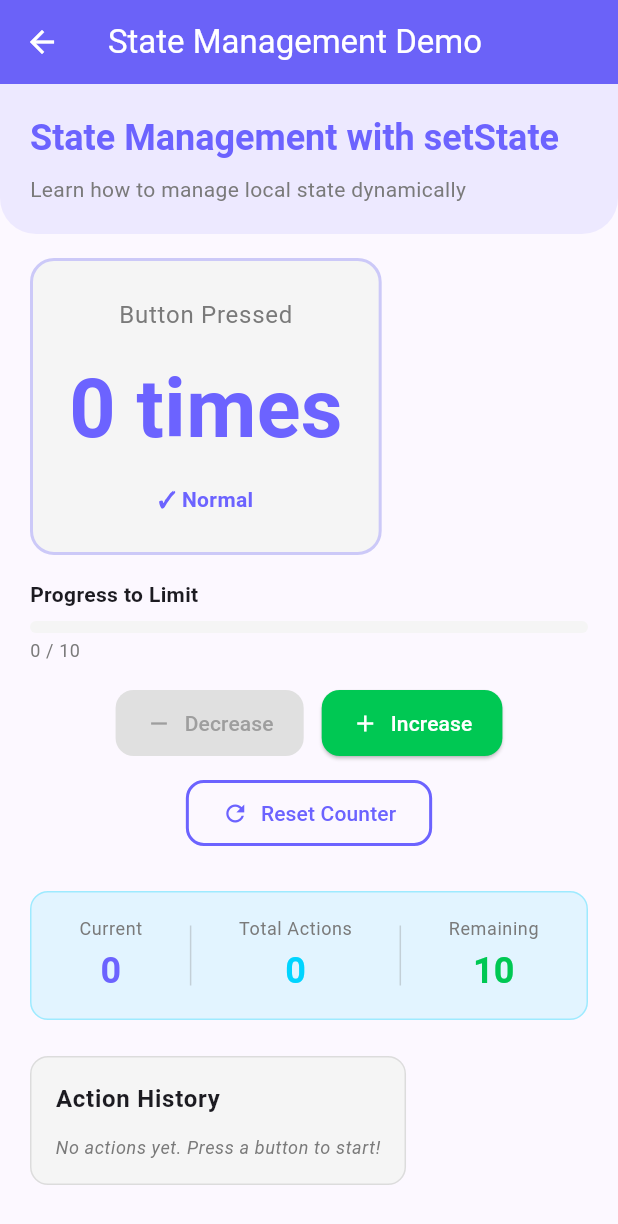
After one commit to kalviumcommunity/S86-0126-TripleCharm-Building-smart-mobile-experience-with-Flutter-and-Firebase-EduTrack, a Flutter app: the StateManagementDemo screen opened by its route, on a phone screen of 412 x 824 dp. The commit adds this screen. Shown: the top 1224 px of the screen. Run offline on Flutter 3.47's test engine with Material 3 defaults, Android fonts, the phone set to English and light mode, and no system bars; our stand-ins replace cloud_firestore, firebase_auth, firebase_core; accounts and stored records are empty.

Commit message:
feat: implemented local state management using setState with counter demo

```diff
--- a/edutrack/lib/main.dart
+++ b/edutrack/lib/main.dart
@@ -9,6 +9,7 @@ import 'screens/profile_screen.dart';
 import 'screens/responsive_layout.dart';
 import 'screens/scrollable_views.dart';
 import 'screens/user_input_form.dart';
+import 'screens/state_management_demo.dart';
 
 void main() async {
   // Ensure Flutter bindings are initialized
@@ -60,6 +61,7 @@ class MyApp extends StatelessWidget {
         '/welcome': (context) => const WelcomeScreen(),
         '/demo': (context) => const StatelessStatefulDemoScreen(),
         '/user-input': (context) => const UserInputForm(),
+        '/state-management': (context) => const StateManagementDemo(),
       },
     );
   }
--- a/edutrack/lib/screens/home_screen.dart
+++ b/edutrack/lib/screens/home_screen.dart
@@ -143,6 +143,21 @@ class HomeScreen extends StatelessWidget {
                   ),
                 ),
               ),
+              const SizedBox(height: 16),
+              OutlinedButton.icon(
+                onPressed: () {
+                  Navigator.pushNamed(context, '/state-management');
+                },
+                icon: const Icon(Icons.show_chart),
+                label: const Text('State Management Demo'),
+                style: OutlinedButton.styleFrom(
+                  foregroundColor: Colors.teal,
+                  padding: const EdgeInsets.symmetric(
+                    horizontal: 32,
+                    vertical: 16,
+                  ),
+                ),
+              ),
             ],
           ),
         ),
--- /dev/null
+++ b/edutrack/lib/screens/state_management_demo.dart
@@ -0,0 +1,544 @@
+import 'package:flutter/material.dart';
+
+// Color constants for consistent theming
+const Color kPrimaryColor = Color(0xFF6C63FF);
+const Color kSecondaryColor = Color(0xFF00D4FF);
+const Color kSuccessColor = Color(0xFF00C853);
+const Color kErrorColor = Color(0xFFD32F2F);
+const Color kWarningColor = Color(0xFFFFA726);
+const Color kTextPrimaryColor = Color(0xFF2C2C2C);
+const Color kTextSecondaryColor = Color(0xFF7A7A7A);
+const Color kNeutralColor = Color(0xFFF5F5F5);
+
+class StateManagementDemo extends StatefulWidget {
+  const StateManagementDemo({super.key});
+
+  @override
+  State<StateManagementDemo> createState() => _StateManagementDemoState();
+}
+
+class _StateManagementDemoState extends State<StateManagementDemo> {
+  // Local state variables
+  int _counter = 0;
+  int _history = 0;
+  bool _isMaxReached = false;
+  List<String> _actionLog = [];
+
+  // Constants for thresholds
+  static const int _MAX_COUNT = 10;
+  static const int _WARNING_THRESHOLD = 5;
+
+  /// Increment counter and update state
+  void _incrementCounter() {
+    setState(() {
+      if (_counter < _MAX_COUNT) {
+        _counter++;
+        _history++;
+        _actionLog.add('Incremented to $_counter');
+        _checkThreshold();
+      } else {
+        _isMaxReached = true;
+        _actionLog.add('Max count reached! (limit: $_MAX_COUNT)');
+      }
+    });
+  }
+
+  /// Decrement counter and update state
+  void _decrementCounter() {
+    setState(() {
+      if (_counter > 0) {
+        _counter--;
+        _actionLog.add('Decremented to $_counter');
+        _checkThreshold();
+      }
+    });
+  }
+
+  /// Reset counter to 0
+  void _resetCounter() {
+    setState(() {
+      _counter = 0;
+      _isMaxReached = false;
+      _actionLog.clear();
+      _actionLog.add('Counter reset to 0');
+    });
+  }
+
+  /// Check if threshold has been crossed
+  void _checkThreshold() {
+    _isMaxReached = _counter >= _MAX_COUNT;
+  }
+
+  /// Get background color based on counter value
+  Color _getBackgroundColor() {
+    if (_counter >= _WARNING_THRESHOLD) {
+      return kSuccessColor.withOpacity(0.1);
+    }
+    return kNeutralColor;
+  }
+
+  /// Get counter text color based on value
+  Color _getCounterTextColor() {
+    if (_counter >= _MAX_COUNT) {
+      return kErrorColor;
+    } else if (_counter >= _WARNING_THRESHOLD) {
+      return kSuccessColor;
+    }
+    return kPrimaryColor;
+  }
+
+  /// Get progress bar color based on counter value
+  Color _getProgressBarColor() {
+    if (_counter >= _MAX_COUNT) {
+      return kErrorColor;
+    } else if (_counter >= _WARNING_THRESHOLD) {
+      return kWarningColor;
+    }
+    return kPrimaryColor;
+  }
+
+  /// Build header section with title
+  Widget _buildHeaderSection() {
+    return Container(
+      width: double.infinity,
+      padding: const EdgeInsets.all(20),
+      decoration: BoxDecoration(
+        color: kPrimaryColor.withOpacity(0.1),
+        borderRadius: const BorderRadius.only(
+          bottomLeft: Radius.circular(24),
+          bottomRight: Radius.circular(24),
+        ),
+      ),
+      child: Column(
+        crossAxisAlignment: CrossAxisAlignment.start,
+        children: [
+          Text(
+            'State Management with setState',
+            style: Theme.of(context).textTheme.headlineSmall?.copyWith(
+                  color: kPrimaryColor,
+                  fontWeight: FontWeight.bold,
+                ) ?? const TextStyle(fontSize: 20, fontWeight: FontWeight.bold),
+          ),
+          const SizedBox(height: 8),
+          Text(
+            'Learn how to manage local state dynamically',
+            style: Theme.of(context).textTheme.bodyMedium?.copyWith(
+                  color: kTextSecondaryColor,
+                ) ?? const TextStyle(fontSize: 14, color: kTextSecondaryColor),
+          ),
+        ],
+      ),
+    );
+  }
+
+  /// Build counter display section
+  Widget _buildCounterDisplay() {
+    return Container(
+      margin: const EdgeInsets.symmetric(horizontal: 20, vertical: 16),
+      padding: const EdgeInsets.all(24),
+      decoration: BoxDecoration(
+        color: _getBackgroundColor(),
+        borderRadius: BorderRadius.circular(16),
+        border: Border.all(
+          color: _getCounterTextColor().withOpacity(0.3),
+          width: 2,
+        ),
+      ),
+      child: Column(
+        children: [
+          Text(
+            'Button Pressed',
+            style: Theme.of(context).textTheme.bodyLarge?.copyWith(
+                  color: kTextSecondaryColor,
+                ) ?? const TextStyle(fontSize: 16, color: kTextSecondaryColor),
+          ),
+          const SizedBox(height: 12),
+          Text(
+            '$_counter times',
+            style: TextStyle(
+              fontSize: 54,
+              fontWeight: FontWeight.bold,
+              color: _getCounterTextColor(),
+            ),
+          ),
+          const SizedBox(height: 12),
+          Text(
+            _counter >= _MAX_COUNT
+                ? '🔴 Maximum reached!'
+                : _counter >= _WARNING_THRESHOLD
+                    ? '🟡 Approaching limit'
+                    : '✓ Normal',
+            style: TextStyle(
+              fontSize: 14,
+              fontWeight: FontWeight.w600,
+              color: _getCounterTextColor(),
+            ),
+          ),
+        ],
+      ),
+    );
+  }
+
+  /// Build progress indicator
+  Widget _buildProgressIndicator() {
+    double progress = _counter / _MAX_COUNT;
+    return Container(
+      margin: const EdgeInsets.symmetric(horizontal: 20),
+      child: Column(
+        crossAxisAlignment: CrossAxisAlignment.start,
+        children: [
+          Text(
+            'Progress to Limit',
+            style: Theme.of(context).textTheme.bodyMedium?.copyWith(
+                  fontWeight: FontWeight.w600,
+                ) ?? const TextStyle(fontSize: 14, fontWeight: FontWeight.w600),
+          ),
+          const SizedBox(height: 8),
+          ClipRRect(
+            borderRadius: BorderRadius.circular(8),
+            child: LinearProgressIndicator(
+              value: progress > 1.0 ? 1.0 : progress,
+              minHeight: 8,
+              backgroundColor: kNeutralColor,
+              valueColor: AlwaysStoppedAnimation<Color>(_getProgressBarColor()),
+            ),
+          ),
+          const SizedBox(height: 4),
+          Text(
+            '$_counter / $_MAX_COUNT',
+            style: Theme.of(context).textTheme.bodySmall?.copyWith(
+                  color: kTextSecondaryColor,
+                ) ?? const TextStyle(fontSize: 12, color: kTextSecondaryColor),
+          ),
+        ],
+      ),
+    );
+  }
+
+  /// Build button row
+  Widget _buildButtonRow() {
+    return Container(
+      margin: const EdgeInsets.symmetric(horizontal: 20, vertical: 16),
+      child: Column(
+        children: [
+          Row(
+            mainAxisAlignment: MainAxisAlignment.center,
+            children: [
+              // Decrement button
+              ElevatedButton.icon(
+                onPressed: _counter > 0 ? _decrementCounter : null,
+                icon: const Icon(Icons.remove),
+                label: const Text('Decrease'),
+                style: ElevatedButton.styleFrom(
+                  backgroundColor: kErrorColor,
+                  foregroundColor: Colors.white,
+                  disabledBackgroundColor: Colors.grey[300],
+                  disabledForegroundColor: Colors.grey[500],
+                  padding: const EdgeInsets.symmetric(
+                    horizontal: 20,
+                    vertical: 12,
+                  ),
+                  shape: RoundedRectangleBorder(
+                    borderRadius: BorderRadius.circular(12),
+                  ),
+                ),
+              ),
+              const SizedBox(width: 12),
+              // Increment button
+              ElevatedButton.icon(
+                onPressed: _counter < _MAX_COUNT ? _incrementCounter : null,
+                icon: const Icon(Icons.add),
+                label: const Text('Increase'),
+                style: ElevatedButton.styleFrom(
+                  backgroundColor: kSuccessColor,
+                  foregroundColor: Colors.white,
+                  disabledBackgroundColor: Colors.grey[300],
+                  disabledForegroundColor: Colors.grey[500],
+                  padding: const EdgeInsets.symmetric(
+                    horizontal: 20,
+                    vertical: 12,
+                  ),
+                  shape: RoundedRectangleBorder(
+                    borderRadius: BorderRadius.circular(12),
+                  ),
+                ),
+              ),
+            ],
+          ),
+          const SizedBox(height: 12),
+          // Reset button
+          OutlinedButton.icon(
+            onPressed: _resetCounter,
+            icon: const Icon(Icons.refresh),
+            label: const Text('Reset Counter'),
+            style: OutlinedButton.styleFrom(
+              foregroundColor: kPrimaryColor,
+              side: const BorderSide(color: kPrimaryColor, width: 2),
+              padding: const EdgeInsets.symmetric(
+                horizontal: 24,
+                vertical: 12,
+              ),
+              shape: RoundedRectangleBorder(
+                borderRadius: BorderRadius.circular(12),
+              ),
+            ),
+          ),
+        ],
+      ),
+    );
+  }
+
+  /// Build statistics section
+  Widget _buildStatisticsSection() {
+    return Container(
+      margin: const EdgeInsets.symmetric(horizontal: 20, vertical: 12),
+      padding: const EdgeInsets.all(16),
+      decoration: BoxDecoration(
+        color: kSecondaryColor.withOpacity(0.1),
+        borderRadius: BorderRadius.circular(12),
+        border: Border.all(color: kSecondaryColor.withOpacity(0.3)),
+      ),
+      child: Row(
+        mainAxisAlignment: MainAxisAlignment.spaceAround,
+        children: [
+          Column(
+            children: [
+              Text(
+                'Current',
+                style: Theme.of(context).textTheme.bodySmall?.copyWith(
+                      color: kTextSecondaryColor,
+                    ) ?? const TextStyle(fontSize: 12, color: kTextSecondaryColor),
+              ),
+              const SizedBox(height: 4),
+              Text(
+                '$_counter',
+                style: Theme.of(context).textTheme.headlineSmall?.copyWith(
+                      color: kPrimaryColor,
+                      fontWeight: FontWeight.bold,
+                    ) ?? const TextStyle(fontSize: 20, fontWeight: FontWeight.bold),
+              ),
+            ],
+          ),
+          Container(
+            width: 1,
+            height: 40,
+            color: kTextSecondaryColor.withOpacity(0.3),
+          ),
+          Column(
+            children: [
+              Text(
+                'Total Actions',
+                style: Theme.of(context).textTheme.bodySmall?.copyWith(
+                      color: kTextSecondaryColor,
+                    ) ?? const TextStyle(fontSize: 12, color: kTextSecondaryColor),
+              ),
+              const SizedBox(height: 4),
+              Text(
+                '$_history',
+                style: Theme.of(context).textTheme.headlineSmall?.copyWith(
+                      color: kSecondaryColor,
+                      fontWeight: FontWeight.bold,
+                    ) ?? const TextStyle(fontSize: 20, fontWeight: FontWeight.bold),
+              ),
+            ],
+          ),
+          Container(
+            width: 1,
+            height: 40,
+            color: kTextSecondaryColor.withOpacity(0.3),
+          ),
+          Column(
+            children: [
+              Text(
+                'Remaining',
+                style: Theme.of(context).textTheme.bodySmall?.copyWith(
+                      color: kTextSecondaryColor,
+                    ) ?? const TextStyle(fontSize: 12, color: kTextSecondaryColor),
+              ),
+              const SizedBox(height: 4),
+              Text(
+                '${_MAX_COUNT - _counter}',
+                style: Theme.of(context).textTheme.headlineSmall?.copyWith(
+                      color: _counter >= _MAX_COUNT ? kErrorColor : kSuccessColor,
+                      fontWeight: FontWeight.bold,
+                    ) ?? const TextStyle(fontSize: 20, fontWeight: FontWeight.bold),
+              ),
+            ],
+          ),
+        ],
+      ),
+    );
+  }
+
+  /// Build action log section
+  Widget _buildActionLog() {
+    return Container(
+      margin: const EdgeInsets.symmetric(horizontal: 20, vertical: 12),
+      padding: const EdgeInsets.all(16),
+      decoration: BoxDecoration(
+        color: kNeutralColor,
+        borderRadius: BorderRadius.circular(12),
+        border: Border.all(color: kTextSecondaryColor.withOpacity(0.2)),
+      ),
+      child: Column(
+        crossAxisAlignment: CrossAxisAlignment.start,
+        children: [
+          Text(
+            'Action History',
+            style: Theme.of(context).textTheme.bodyLarge?.copyWith(
+                  fontWeight: FontWeight.w600,
+                ) ?? const TextStyle(fontSize: 14, fontWeight: FontWeight.w600),
+          ),
+          const SizedBox(height: 12),
+          if (_actionLog.isEmpty)
+            Text(
+              'No actions yet. Press a button to start!',
+              style: Theme.of(context).textTheme.bodySmall?.copyWith(
+                    color: kTextSecondaryColor,
+                    fontStyle: FontStyle.italic,
+                  ) ?? const TextStyle(
+                fontSize: 12,
+                color: kTextSecondaryColor,
+                fontStyle: FontStyle.italic,
+              ),
+            )
+          else
+            Container(
+              constraints: const BoxConstraints(maxHeight: 120),
+              child: ListView.builder(
+                shrinkWrap: true,
+                reverse: true,
+                itemCount: _actionLog.length,
+                itemBuilder: (context, index) {
+                  return Padding(
+                    padding: const EdgeInsets.symmetric(vertical: 4),
+                    child: Row(
+                      children: [
+                        Container(
+                          width: 6,
+                          height: 6,
+                          decoration: BoxDecoration(
+                            color: kPrimaryColor,
+                            shape: BoxShape.circle,
+                          ),
+                        ),
+                        const SizedBox(width: 8),
+                        Expanded(
+                          child: Text(
+                            _actionLog[_actionLog.length - 1 - index],
+                            style: Theme.of(context).textTheme.bodySmall?.copyWith(
+                                  color: kTextPrimaryColor,
+                                ) ?? const TextStyle(fontSize: 12),
+                            overflow: TextOverflow.ellipsis,
+                          ),
+                        ),
+                      ],
+                    ),
+                  );
+                },
+              ),
+            ),
+        ],
+      ),
+    );
+  }
+
+  @override
+  Widget build(BuildContext context) {
+    return Scaffold(
+      appBar: AppBar(
+        title: const Text('State Management Demo'),
+        backgroundColor: kPrimaryColor,
+        foregroundColor: Colors.white,
+        elevation: 2,
+      ),
+      body: SingleChildScrollView(
+        child: Column(
+          crossAxisAlignment: CrossAxisAlignment.start,
+          children: [
+            // Header section
+            _buildHeaderSection(),
+
+            // Counter display
+            _buildCounterDisplay(),
+
+            // Progress indicator
+            _buildProgressIndicator(),
+
+            // Buttons
+            _buildButtonRow(),
+
+            // Statistics
+            _buildStatisticsSection(),
+
+            // Action log
+            _buildActionLog(),
+
+            // Bottom spacing
+            const SizedBox(height: 24),
+
+            // Key concepts section
+            Container(
+              margin: const EdgeInsets.symmetric(horizontal: 20),
+              padding: const EdgeInsets.all(16),
+              decoration: BoxDecoration(
+                color: Colors.blue.withOpacity(0.1),
+                borderRadius: BorderRadius.circular(12),
+                border: Border.all(color: Colors.blue.withOpacity(0.3)),
+              ),
+              child: Column(
+                crossAxisAlignment: CrossAxisAlignment.start,
+                children: [
+                  Text(
+                    'How setState() Works',
+                    style: Theme.of(context).textTheme.bodyLarge?.copyWith(
+                          fontWeight: FontWeight.w600,
+                          color: Colors.blue[900],
+                        ) ?? const TextStyle(fontSize: 14, fontWeight: FontWeight.w600),
+                  ),
+                  const SizedBox(height: 12),
+                  _buildKeyPoint('1. setState() marks widget as dirty',
+                      'The widget rebuilds to reflect state changes'),
+                  const SizedBox(height: 8),
+                  _buildKeyPoint('2. Local variables store state',
+                      '_counter holds the current value'),
+                  const SizedBox(height: 8),
+                  _buildKeyPoint('3. Conditional updates',
+                      'Logic determines how UI responds to state'),
+                  const SizedBox(height: 8),
+                  _buildKeyPoint('4. Efficient rebuilds',
+                      'Only affected widgets rebuild, not entire app'),
+                ],
+              ),
+            ),
+
+            const SizedBox(height: 20),
+          ],
+        ),
+      ),
+    );
+  }
+
+  /// Helper widget for key points
+  Widget _buildKeyPoint(String title, String description) {
+    return Column(
+      crossAxisAlignment: CrossAxisAlignment.start,
+      children: [
+        Text(
+          title,
+          style: Theme.of(context).textTheme.bodyMedium?.copyWith(
+                fontWeight: FontWeight.w600,
+                color: kTextPrimaryColor,
+              ) ?? const TextStyle(fontSize: 13, fontWeight: FontWeight.w600),
+        ),
+        const SizedBox(height: 4),
+        Text(
+          description,
+          style: Theme.of(context).textTheme.bodySmall?.copyWith(
+                color: kTextSecondaryColor,
+              ) ?? const TextStyle(fontSize: 12, color: kTextSecondaryColor),
+        ),
+      ],
+    );
+  }
+}
```
Also changed, not shown: 1 other file.
